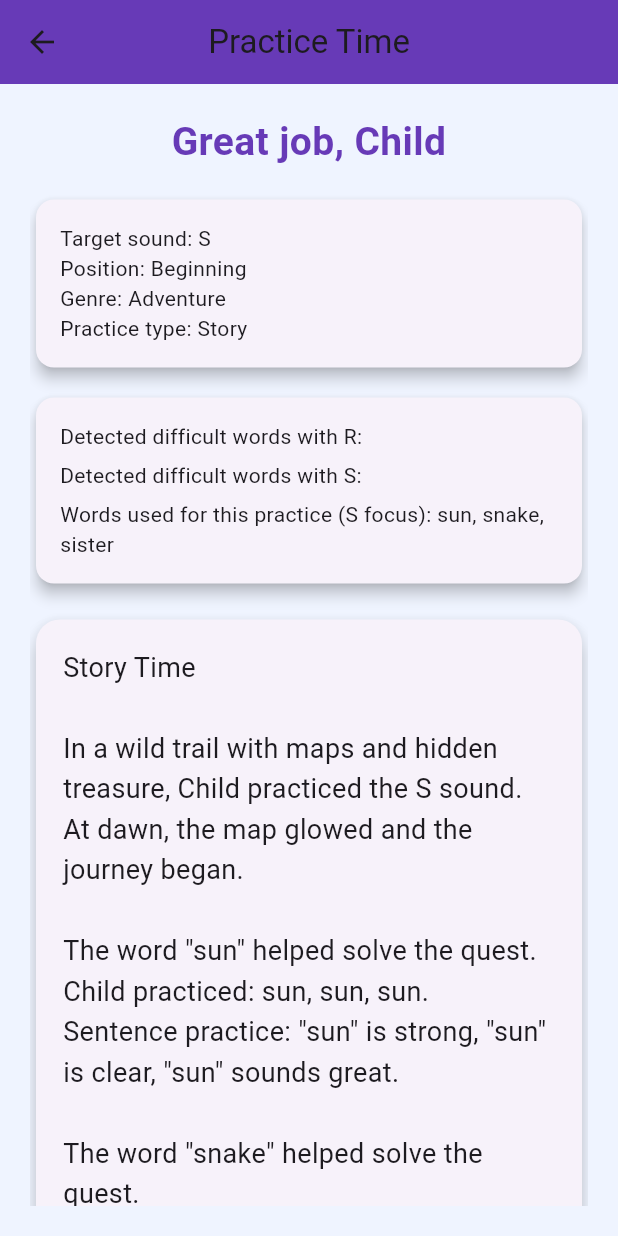
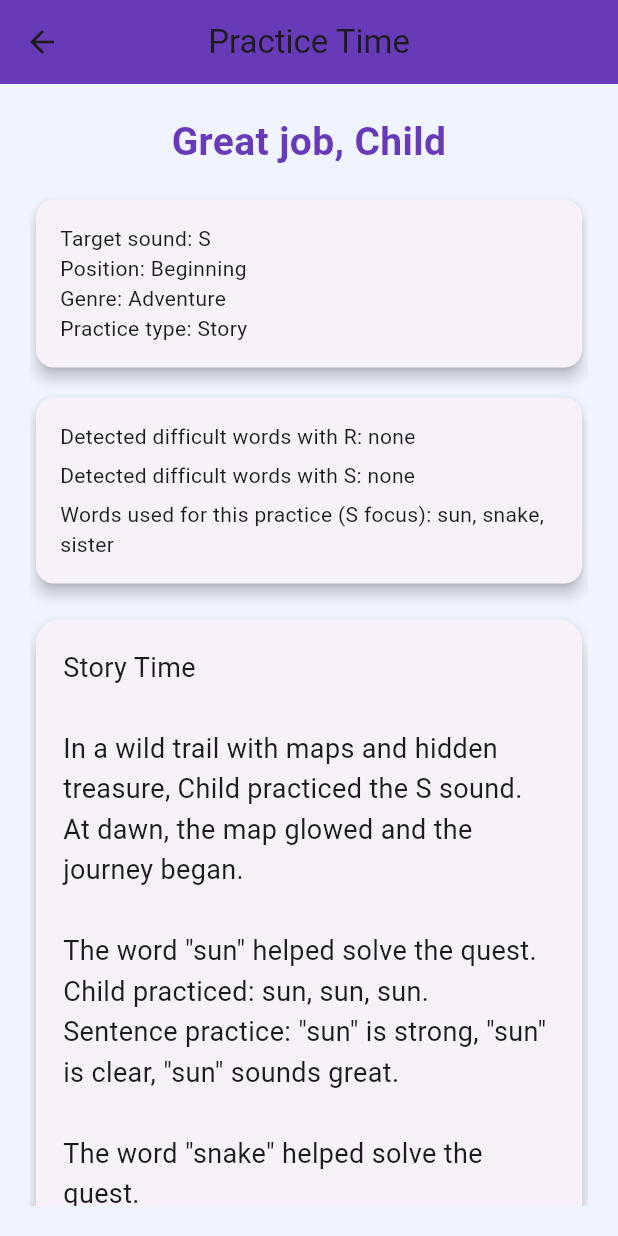
Before and after one commit to devikarenjit/melodic-voice-flutter, a Flutter app: the screen it shows after launch, scrolled down 167 dp, after a tap on "Generate Practice", on a phone screen of 412 x 824 dp. Run offline on Flutter 3.47's test engine with Material 3 defaults, Android fonts, the phone set to English and light mode, and no system bars; our stand-ins replace flutter_tts, speech_to_text.

Commit message:
Add listen-record-score flow for generated story and song

```diff
--- a/lib/screens/practice_result.dart
+++ b/lib/screens/practice_result.dart
@@ -1,6 +1,8 @@
 import 'package:flutter/material.dart';
+import 'package:flutter_tts/flutter_tts.dart';
+import 'package:speech_to_text/speech_to_text.dart' as stt;
 
-class PracticeResultScreen extends StatelessWidget {
+class PracticeResultScreen extends StatefulWidget {
   final String name;
   final String preference;
   final String practiceType;
@@ -18,18 +20,67 @@ class PracticeResultScreen extends StatelessWidget {
     required this.position,
   });
 
+  @override
+  State<PracticeResultScreen> createState() => _PracticeResultScreenState();
+}
+
+class _PracticeResultScreenState extends State<PracticeResultScreen> {
+  late final FlutterTts _tts;
+  late final stt.SpeechToText _speech;
+
+  bool _isSpeaking = false;
+  bool _isListening = false;
+  String _recognizedText = "";
+  int _score = 0;
+  String _scoreMessage = "Tap Listen first, then record the child repeating it.";
+
+  @override
+  void initState() {
+    super.initState();
+    _tts = FlutterTts();
+    _speech = stt.SpeechToText();
+    _setupTts();
+  }
+
+  @override
+  void dispose() {
+    _tts.stop();
+    _speech.stop();
+    super.dispose();
+  }
+
+  Future<void> _setupTts() async {
+    await _tts.setLanguage("en-US");
+    await _tts.setSpeechRate(0.42);
+    await _tts.setPitch(1.0);
+
+    _tts.setStartHandler(() {
+      if (!mounted) return;
+      setState(() => _isSpeaking = true);
+    });
+
+    _tts.setCompletionHandler(() {
+      if (!mounted) return;
+      setState(() => _isSpeaking = false);
+    });
+
+    _tts.setCancelHandler(() {
+      if (!mounted) return;
+      setState(() => _isSpeaking = false);
+    });
+  }
+
   List<String> _allDifficultWords() {
-    if (difficultWords.trim().isEmpty) {
+    if (widget.difficultWords.trim().isEmpty) {
       return [];
     }
 
-    final words = difficultWords
+    return widget.difficultWords
         .split(",")
         .map((w) => w.trim().toLowerCase())
         .where((w) => w.isNotEmpty)
         .toSet()
         .toList();
-    return words;
   }
 
   List<String> _detectedRWords() {
@@ -41,23 +92,15 @@ class PracticeResultScreen extends StatelessWidget {
   }
 
   List<String> _fallbackWords() {
-    if (targetSound == "S") {
-      if (position == "Beginning") {
-        return ["sun", "snake", "sister"];
-      }
-      if (position == "Middle") {
-        return ["pencil", "outside", "messy"];
-      }
+    if (widget.targetSound == "S") {
+      if (widget.position == "Beginning") return ["sun", "snake", "sister"];
+      if (widget.position == "Middle") return ["pencil", "outside", "messy"];
       return ["bus", "glass", "dress"];
     }
 
-    if (targetSound == "R") {
-      if (position == "Beginning") {
-        return ["rabbit", "rain", "rocket"];
-      }
-      if (position == "Middle") {
-        return ["carrot", "parrot", "forest"];
-      }
+    if (widget.targetSound == "R") {
+      if (widget.position == "Beginning") return ["rabbit", "rain", "rocket"];
+      if (widget.position == "Middle") return ["carrot", "parrot", "forest"];
       return ["car", "star", "bear"];
     }
 
@@ -70,12 +113,12 @@ class PracticeResultScreen extends StatelessWidget {
       return _fallbackWords();
     }
 
-    if (targetSound == "R") {
+    if (widget.targetSound == "R") {
       final rWords = typedWords.where((w) => w.contains("r")).toList();
       return rWords.isEmpty ? _fallbackWords() : rWords;
     }
 
-    if (targetSound == "S") {
+    if (widget.targetSound == "S") {
       final sWords = typedWords.where((w) => w.contains("s")).toList();
       return sWords.isEmpty ? _fallbackWords() : sWords;
     }
@@ -84,7 +127,7 @@ class PracticeResultScreen extends StatelessWidget {
   }
 
   String _genreScene() {
-    switch (preference) {
+    switch (widget.preference) {
       case "Comedy":
         return "a funny town full of giggles";
       case "Fantasy":
@@ -111,7 +154,7 @@ class PracticeResultScreen extends StatelessWidget {
   }
 
   String _genreAction() {
-    switch (preference) {
+    switch (widget.preference) {
       case "Comedy":
         return "made everyone laugh";
       case "Fantasy":
@@ -142,7 +185,7 @@ class PracticeResultScreen extends StatelessWidget {
   }
 
   String _storyOpener() {
-    switch (preference) {
+    switch (widget.preference) {
       case "Comedy":
         return "One bright morning, a silly surprise made everyone laugh.";
       case "Fantasy":
@@ -172,15 +215,15 @@ class PracticeResultScreen extends StatelessWidget {
     final buffer = StringBuffer();
     buffer.writeln("Story Time");
     buffer.writeln();
-    buffer.writeln("In ${_genreScene()}, $name practiced the $targetSound sound.");
+    buffer.writeln(
+      "In ${_genreScene()}, ${widget.name} practiced the ${widget.targetSound} sound.",
+    );
     buffer.writeln(_storyOpener());
     buffer.writeln();
 
     for (final word in words) {
       buffer.writeln("The word \"$word\" ${_genreAction()}.");
-      buffer.writeln(
-        "$name practiced: ${_repeatWord(word, 3)}.",
-      );
+      buffer.writeln("${widget.name} practiced: ${_repeatWord(word, 3)}.");
       buffer.writeln(
         "Sentence practice: \"$word\" is strong, \"$word\" is clear, \"$word\" sounds great.",
       );
@@ -188,7 +231,7 @@ class PracticeResultScreen extends StatelessWidget {
     }
 
     buffer.writeln(
-      "Goal: practice $targetSound in the $position position using ${words.join(", ")}.",
+      "Goal: practice ${widget.targetSound} in the ${widget.position} position using ${words.join(", ")}.",
     );
     return buffer.toString();
   }
@@ -197,33 +240,127 @@ class PracticeResultScreen extends StatelessWidget {
     final buffer = StringBuffer();
     buffer.writeln("Song Time");
     buffer.writeln();
-    buffer.writeln("Genre beat: $preference");
+    buffer.writeln("Genre beat: ${widget.preference}");
     buffer.writeln();
 
     for (final word in words) {
       buffer.writeln("${_repeatWord(word, 2)}, sing it slow,");
       buffer.writeln("${_repeatWord(word, 2)}, clear and bright,");
-      buffer.writeln("$word, $word, $word, say the $targetSound sound just right.");
+      buffer.writeln(
+        "$word, $word, $word, say the ${widget.targetSound} sound just right.",
+      );
       buffer.writeln();
     }
 
-    buffer.writeln("$name keeps practicing every day.");
+    buffer.writeln("${widget.name} keeps practicing every day.");
     return buffer.toString();
   }
 
   String generateContent() {
     final words = _focusWords();
-    if (words.isEmpty) {
-      return "No practice words available.";
+    if (words.isEmpty) return "No practice words available.";
+
+    if (widget.practiceType == "Story") return generateStory(words);
+    if (widget.practiceType == "Song") return generateSong(words);
+    return "${generateStory(words)}\n\n${generateSong(words)}";
+  }
+
+  Future<void> _playContent() async {
+    if (_isListening) {
+      await _speech.stop();
+      setState(() => _isListening = false);
     }
 
-    if (practiceType == "Story") {
-      return generateStory(words);
+    final content = generateContent();
+    await _tts.stop();
+    await _tts.speak(content);
+  }
+
+  Future<void> _startRecording() async {
+    if (_isSpeaking) {
+      await _tts.stop();
+      setState(() => _isSpeaking = false);
     }
-    if (practiceType == "Song") {
-      return generateSong(words);
+
+    final available = await _speech.initialize(
+      onStatus: (status) {
+        if (!mounted) return;
+        if (status == "done" || status == "notListening") {
+          setState(() => _isListening = false);
+          _calculateScore();
+        }
+      },
+      onError: (error) {
+        if (!mounted) return;
+        setState(() {
+          _isListening = false;
+          _scoreMessage = "Recording error: ${error.errorMsg}";
+        });
+      },
+    );
+
+    if (!available) {
+      setState(() {
+        _scoreMessage = "Microphone unavailable. Check app permission.";
+      });
+      return;
     }
-    return "${generateStory(words)}\n\n${generateSong(words)}";
+
+    setState(() {
+      _recognizedText = "";
+      _score = 0;
+      _isListening = true;
+      _scoreMessage = "Listening... child should repeat what was heard.";
+    });
+
+    _speech.listen(
+      onResult: (result) {
+        if (!mounted) return;
+        setState(() {
+          _recognizedText = result.recognizedWords.toLowerCase();
+        });
+      },
+      listenMode: stt.ListenMode.confirmation,
+      cancelOnError: true,
+      partialResults: true,
+    );
+  }
+
+  Future<void> _stopRecording() async {
+    await _speech.stop();
+    if (!mounted) return;
+    setState(() => _isListening = false);
+    _calculateScore();
+  }
+
+  void _calculateScore() {
+    final expected = _focusWords();
+    if (expected.isEmpty || _recognizedText.trim().isEmpty) {
+      setState(() {
+        _score = 0;
+        _scoreMessage = "No speech detected yet. Try recording again.";
+      });
+      return;
+    }
+
+    int matched = 0;
+    for (final word in expected) {
+      if (_recognizedText.contains(word)) {
+        matched++;
+      }
+    }
+
+    final percent = ((matched / expected.length) * 100).round();
+    setState(() {
+      _score = percent;
+      if (percent >= 85) {
+        _scoreMessage = "Excellent pronunciation and repetition.";
+      } else if (percent >= 60) {
+        _scoreMessage = "Good attempt. Repeat once more for a higher score.";
+      } else {
+        _scoreMessage = "Keep practicing. Listen again and repeat slowly.";
+      }
+    });
   }
 
   @override
@@ -246,7 +383,7 @@ class PracticeResultScreen extends StatelessWidget {
             crossAxisAlignment: CrossAxisAlignment.stretch,
             children: [
               Text(
-                "Great job, $name",
+                "Great job, ${widget.name}",
                 style: const TextStyle(
                   fontSize: 26,
                   fontWeight: FontWeight.bold,
@@ -262,10 +399,10 @@ class PracticeResultScreen extends StatelessWidget {
                   child: Column(
                     crossAxisAlignment: CrossAxisAlignment.start,
                     children: [
-                      Text("Target sound: $targetSound"),
-                      Text("Position: $position"),
-                      Text("Genre: $preference"),
-                      Text("Practice type: $practiceType"),
+                      Text("Target sound: ${widget.targetSound}"),
+                      Text("Position: ${widget.position}"),
+                      Text("Genre: ${widget.preference}"),
+                      Text("Practice type: ${widget.practiceType}"),
                     ],
                   ),
                 ),
@@ -278,12 +415,16 @@ class PracticeResultScreen extends StatelessWidget {
                   child: Column(
                     crossAxisAlignment: CrossAxisAlignment.start,
                     children: [
-                      Text("Detected difficult words with R: ${rWords.join(", ")}"),
-                      const SizedBox(height: 6),
-                      Text("Detected difficult words with S: ${sWords.join(", ")}"),
+                      Text(
+                        "Detected difficult words with R: ${rWords.isEmpty ? "none" : rWords.join(", ")}",
+                      ),
                       const SizedBox(height: 6),
                       Text(
-                        "Words used for this practice (${targetSound.toUpperCase()} focus): ${focused.join(", ")}",
+                        "Detected difficult words with S: ${sWords.isEmpty ? "none" : sWords.join(", ")}",
+                      ),
+                      const SizedBox(height: 6),
+                      Text(
+                        "Words used for this practice (${widget.targetSound.toUpperCase()} focus): ${focused.join(", ")}",
                       ),
                     ],
                   ),
@@ -299,10 +440,48 @@ class PracticeResultScreen extends StatelessWidget {
                   padding: const EdgeInsets.all(18),
                   child: Text(
                     generateContent(),
-                    style: const TextStyle(
-                      fontSize: 18,
-                      height: 1.5,
-                    ),
+                    style: const TextStyle(fontSize: 18, height: 1.5),
+                  ),
+                ),
+              ),
+              const SizedBox(height: 16),
+              Wrap(
+                spacing: 10,
+                runSpacing: 10,
+                children: [
+                  ElevatedButton.icon(
+                    onPressed: _isSpeaking ? null : _playContent,
+                    icon: const Icon(Icons.volume_up),
+                    label: Text(_isSpeaking ? "Playing..." : "Listen"),
+                  ),
+                  ElevatedButton.icon(
+                    onPressed: _isListening ? null : _startRecording,
+                    icon: const Icon(Icons.mic),
+                    label: const Text("Start Recording"),
+                  ),
+                  ElevatedButton.icon(
+                    onPressed: _isListening ? _stopRecording : null,
+                    icon: const Icon(Icons.stop),
+                    label: const Text("Stop"),
+                  ),
+                ],
+              ),
+              const SizedBox(height: 12),
+              Card(
+                color: const Color(0xFFF8F2FF),
+                child: Padding(
+                  padding: const EdgeInsets.all(14),
+                  child: Column(
+                    crossAxisAlignment: CrossAxisAlignment.start,
+                    children: [
+                      Text("Score: $_score / 100"),
+                      const SizedBox(height: 6),
+                      Text(_scoreMessage),
+                      const SizedBox(height: 6),
+                      Text(
+                        "Recorded speech: ${_recognizedText.isEmpty ? "No recording yet." : _recognizedText}",
+                      ),
+                    ],
                   ),
                 ),
               ),
```
